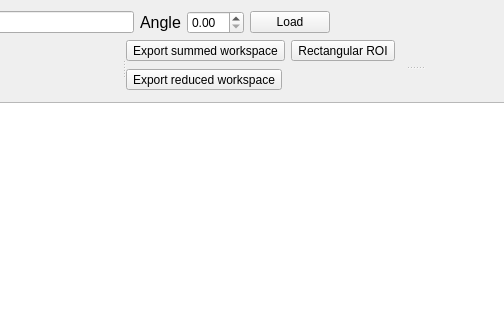
Qt form qt/scientific_interfaces/ISISReflectometry/GUI/Preview/PreviewWidget.ui (mantidproject/mantid) before a commit; both pictures show x 286 to 790 and y 0 to 320 of the 1000 by 870 pixel window.
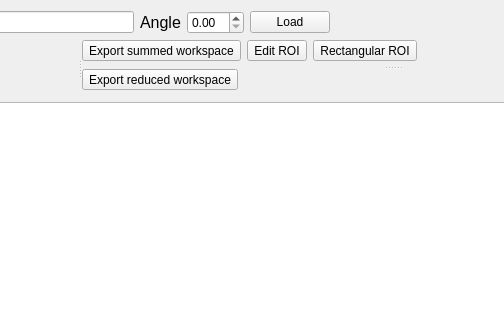
The same form after that commit. Custom widgets are drawn as their Qt base class.

Commit message: Add ROI edit button to reflectometry gui

```diff
--- a/qt/scientific_interfaces/ISISReflectometry/GUI/Preview/PreviewWidget.ui
+++ b/qt/scientific_interfaces/ISISReflectometry/GUI/Preview/PreviewWidget.ui
@@ -169,6 +169,16 @@
             </property>
            </widget>
           </item>
+          <item>
+           <widget class="QToolButton" name="rs_edit_button">
+            <property name="toolTip">
+             <string>Edit a rectangular region of interest</string>
+            </property>
+            <property name="text">
+             <string>Edit ROI</string>
+            </property>
+           </widget>
+          </item>
           <item>
            <widget class="QToolButton" name="rs_rect_select_button">
             <property name="toolTip">
```
Left out of the diff: 14 changed lines with no effect on the pictures. The commit also changes 1 other file.
